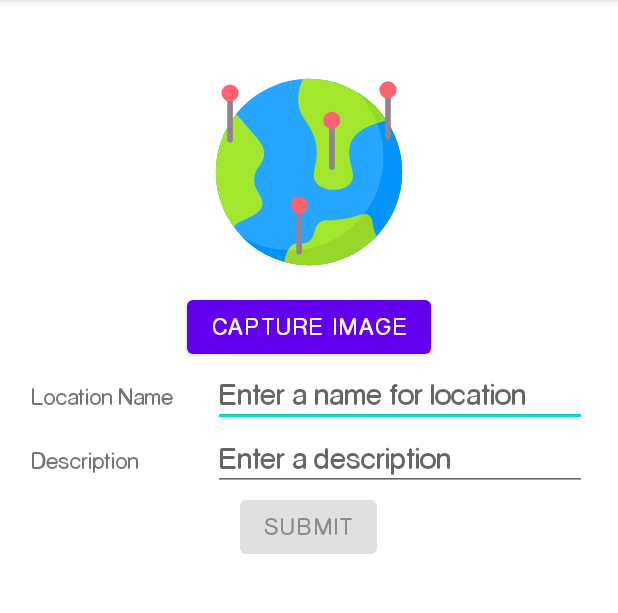
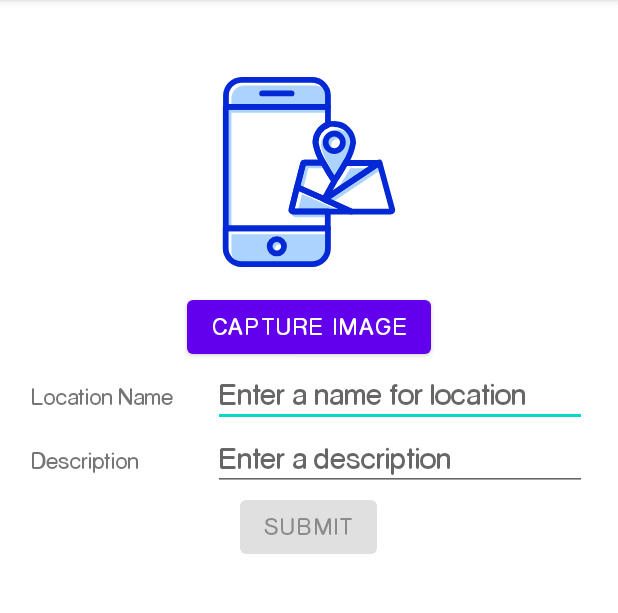
Before and after one commit to exactmark/GeoCached, an Android app: the AddGeoCache screen opened directly, with no data from a screen before it, on a phone screen of 412 x 824 dp, the part 84-697 px from its top. Run offline under Robolectric (Android 15) with nearby library versions, the phone set to English and light mode, and no system bars.

Commit message:
UI improvements

```diff
--- a/GeoCached/app/src/main/java/com/team4/geocached/AddGeoCache.java
+++ b/GeoCached/app/src/main/java/com/team4/geocached/AddGeoCache.java
@@ -108,6 +108,10 @@ public class AddGeoCache extends AppCompatActivity {
 
 
         captureImage.setOnClickListener(v->{
+            takePicture();
+        });
+
+        imageView.setOnClickListener(v->{
             takePicture();
         });
 
--- a/GeoCached/app/src/main/java/com/team4/geocached/SingleLocation.java
+++ b/GeoCached/app/src/main/java/com/team4/geocached/SingleLocation.java
@@ -75,8 +75,10 @@ class MyLocationListener implements LocationListener{
         double x = Math.round(computeDist(current, to) * 100.0) / 100.0;
         if(x>1000){
             directionText.setText(Math.round((x/1000.0) * 100.0) / 100.0+ "km away");
-        }else
-        directionText.setText(x+"m away.");
+        }
+        else
+            directionText.setText(x+"m away.");
+
         directionMarker.setRotation((float)dir_theta);
 
         if(x<50){
--- /dev/null
+++ b/GeoCached/app/src/main/res/drawable/gc_add_location_image.xml
@@ -0,0 +1,64 @@
+<vector android:height="128dp" android:viewportHeight="32"
+    android:viewportWidth="32" android:width="128dp" xmlns:android="http://schemas.android.com/apk/res/android">
+    <path android:fillColor="#acd2fe" android:pathData="M29.62,22.59H23.1l-4.54,-2 9.13,-6.09a0.23,0.23 0,0 1,0.12 0.15l2.07,7.65A0.26,0.26 0,0 1,29.62 22.59zM20.21,17.53h0l-1.65,3 -4.53,-2h0l1,-3.88a0.27,0.27 0,0 1,0.26 -0.2h3.07C19.17,16 20.14,17.43 20.21,17.53z"/>
+    <path android:fillColor="#acd2fe" android:pathData="M17.06,11.11a9.08,9.08 0,0 0,1.26 3.31H15.25a0.27,0.27 0,0 0,-0.26 0.2L14,18.5h0l-0.93,3.75a0.26,0.26 0,0 0,0.25 0.33h5.81V25.4h-17V5.16H19.16v3A3.14,3.14 0,0 0,17.06 11.11zM5.23,31.36A2.16,2.16 0,0 1,3.07 29.2V26.36H19.16V29.2A2.16,2.16 0,0 1,17 31.36z"/>
+    <path android:fillColor="#fff" android:pathData="M3.07,25.4V6.12H19.16V8.31a3.61,3.61 0,0 0,-2.1 3.28,7.15 7.15,0 0,0 1,2.83H15.73A0.74,0.74 0,0 0,15 15l-1.89,7.64a0.71,0.71 0,0 0,0.13 0.63,0.74 0.74,0 0,0 0.59,0.29h5.33V25.4Z"/>
+    <path android:fillColor="#acd2fe" android:pathData="M3.07,5.16V3.75A2.16,2.16 0,0 1,5.23 1.6H17a2.16,2.16 0,0 1,2.16 2.15V5.16Z"/>
+    <path android:fillColor="#acd2fe" android:pathData="M11.12,28.86m-0.72,0a0.72,0.72 0,1 1,1.44 0a0.72,0.72 0,1 1,-1.44 0"/>
+    <path android:fillColor="#acd2fe" android:pathData="M14.11,22.59l0.72,-2.93l4.01,1.81l2.5,1.12l-7.23,0z"/>
+    <path android:fillColor="#fff" android:pathData="M23.68,22.59l-3.65,-1.64l7.92,-5.28l1.87,6.92l-6.14,0z"/>
+    <path android:fillColor="#fff" android:pathData="M15.07,18.71l0.82,-3.33h2.63c0.64,1.16 1.31,2.19 1.61,2.65l-1.3,2.38Z"/>
+    <path android:fillColor="#acd2fe" android:pathData="M21.08,18.29l0.09,-0.08v-0.07c0.17,-0.25 0.94,-1.42 1.69,-2.76h3.79L20.4,19.55Z"/>
+    <path android:fillColor="#acd2fe" android:pathData="M27.9021,14.5417l0.0658,-0.0455l0.5461,0.7895l-0.0658,0.0455z"/>
+    <path android:fillColor="#acd2fe" android:pathData="M20.69,17.13c-0.38,-0.58 -1,-1.51 -1.47,-2.46A7.86,7.86 0,0 1,18 11.59a2.64,2.64 0,0 1,1.78 -2.5,2.43 2.43,0 0,1 0.89,-0.17 2.68,2.68 0,0 1,2.67 2.67,7.79 7.79,0 0,1 -1.21,3.08C21.62,15.65 21.05,16.57 20.69,17.13Z"/>
+    <path android:fillColor="#fff" android:pathData="M20.69,12.5a1,1 0,0 1,-1 -1,1 1,0 0,1 1,-1h0a1,1 0,0 1,0.94 1,0.87 0.87,0 0,1 -0.24,0.63A1,1 0,0 1,20.69 12.5Z"/>
+    <path android:fillColor="#00000000"
+        android:pathData="M19.16,25.4v3.32a2.64,2.64 0,0 1,-2.64 2.64H4.75a2.64,2.64 0,0 1,-2.64 -2.64V25.4Z"
+        android:strokeColor="#0229d5" android:strokeLineCap="round"
+        android:strokeLineJoin="round" android:strokeWidth=".96"/>
+    <path android:fillColor="#00000000"
+        android:pathData="M17.06,11.11a9.08,9.08 0,0 0,1.26 3.31H15.25a0.27,0.27 0,0 0,-0.26 0.2L14,18.5h0l-0.93,3.75a0.26,0.26 0,0 0,0.25 0.33h5.81V25.4h-17V5.16H19.16v3A3.14,3.14 0,0 0,17.06 11.11Z"
+        android:strokeColor="#0229d5" android:strokeLineCap="round"
+        android:strokeLineJoin="round" android:strokeWidth=".96"/>
+    <path android:fillColor="#00000000"
+        android:pathData="M19.16,3.27V5.16h-17V3.27A2.64,2.64 0,0 1,4.75 0.64H16.52A2.64,2.64 0,0 1,19.16 3.27Z"
+        android:strokeColor="#0229d5" android:strokeLineCap="round"
+        android:strokeLineJoin="round" android:strokeWidth=".96"/>
+    <path android:fillColor="#00000000"
+        android:pathData="M8.19,2.9L13.09,2.9"
+        android:strokeColor="#0229d5" android:strokeLineCap="round"
+        android:strokeLineJoin="round" android:strokeWidth=".96"/>
+    <path android:fillColor="#00000000"
+        android:pathData="M23.1,22.59H13.35a0.26,0.26 0,0 1,-0.25 -0.33L14,18.51l4.53,2Z"
+        android:strokeColor="#0229d5" android:strokeLineCap="round"
+        android:strokeLineJoin="round" android:strokeWidth=".96"/>
+    <path android:fillColor="#00000000"
+        android:pathData="M29.62,22.59H23.1l-4.54,-2 9.13,-6.09a0.23,0.23 0,0 1,0.12 0.15l2.07,7.65A0.26,0.26 0,0 1,29.62 22.59Z"
+        android:strokeColor="#0229d5" android:strokeLineCap="round"
+        android:strokeLineJoin="round" android:strokeWidth=".96"/>
+    <path android:fillColor="#00000000"
+        android:pathData="M20.21,17.53h0l-1.65,3 -4.53,-2h0l1,-3.88a0.27,0.27 0,0 1,0.26 -0.2h3.07C19.17,16 20.14,17.43 20.21,17.53Z"
+        android:strokeColor="#0229d5" android:strokeLineCap="round"
+        android:strokeLineJoin="round" android:strokeWidth=".96"/>
+    <path android:fillColor="#00000000"
+        android:pathData="M27.69,14.46l-9.13,6.09 1.65,-3h0s0,0 0,0l0,-0.05c0.2,-0.29 1.07,-1.62 1.85,-3h5.45A0.21,0.21 0,0 1,27.69 14.46Z"
+        android:strokeColor="#0229d5" android:strokeLineCap="round"
+        android:strokeLineJoin="round" android:strokeWidth=".96"/>
+    <path android:fillColor="#00000000"
+        android:pathData="M27.75,14.42L27.69,14.46"
+        android:strokeColor="#0229d5" android:strokeLineCap="round"
+        android:strokeLineJoin="round" android:strokeWidth=".96"/>
+    <path android:fillColor="#00000000"
+        android:pathData="M23.36,11.11a9.08,9.08 0,0 1,-1.26 3.31c-0.78,1.42 -1.65,2.75 -1.85,3l0,0.05s0,0 0,0 -1,-1.55 -1.89,-3.11a9.08,9.08 0,0 1,-1.26 -3.31,3.14 3.14,0 0,1 2.1,-3A3,3 0,0 1,20.21 8,3.16 3.16,0 0,1 23.36,11.11Z"
+        android:strokeColor="#0229d5" android:strokeLineCap="round"
+        android:strokeLineJoin="round" android:strokeWidth=".96"/>
+    <path android:fillColor="#00000000"
+        android:pathData="M21.65,11.06a1.44,1.44 0,1 1,-2.88 0,1.44 1.44,0 0,1 2.88,0Z"
+        android:strokeColor="#0229d5" android:strokeLineCap="round"
+        android:strokeLineJoin="round" android:strokeWidth=".96"/>
+    <path android:fillColor="#fff" android:pathData="M11.04,28.79m-0.72,0a0.72,0.72 0,1 1,1.44 0a0.72,0.72 0,1 1,-1.44 0"/>
+    <path android:fillColor="#00000000"
+        android:pathData="M10.64,28.38m-1.2,0a1.2,1.2 0,1 1,2.4 0a1.2,1.2 0,1 1,-2.4 0"
+        android:strokeColor="#0229d5" android:strokeLineCap="round"
+        android:strokeLineJoin="round" android:strokeWidth=".96"/>
+</vector>
--- a/GeoCached/app/src/main/res/layout/activity_add_geo_cache.xml
+++ b/GeoCached/app/src/main/res/layout/activity_add_geo_cache.xml
@@ -25,7 +25,8 @@
                 android:layout_width="wrap_content"
                 android:layout_height="wrap_content"
                 android:layout_marginTop="35dp"
-                android:background="@drawable/gc_location_list" />
+                android:adjustViewBounds="false"
+                android:background="@drawable/gc_add_location_image" />
 
             <Button
                 android:id="@+id/captureImage"
--- a/GeoCached/app/src/main/res/layout/activity_add_log_entry.xml
+++ b/GeoCached/app/src/main/res/layout/activity_add_log_entry.xml
@@ -11,7 +11,9 @@
         android:layout_width="wrap_content"
         android:layout_height="wrap_content"
         android:layout_marginTop="35dp"
+        android:fontFamily="@font/rocko_flf"
         android:text="Add your log to this location"
+        android:textSize="24sp"
         app:layout_constraintEnd_toEndOf="parent"
         app:layout_constraintStart_toStartOf="parent"
         app:layout_constraintTop_toTopOf="parent" />
@@ -31,6 +33,7 @@
             android:id="@+id/addLogText"
             android:layout_width="match_parent"
             android:layout_height="wrap_content"
+            android:fontFamily="@font/rocko_flf"
             android:hint="Enter your comments here" />
     </com.google.android.material.textfield.TextInputLayout>
 
@@ -39,6 +42,7 @@
         android:layout_width="wrap_content"
         android:layout_height="wrap_content"
         android:layout_marginTop="35dp"
+        android:fontFamily="@font/rocko_flf"
         android:text="Add Log Entry"
         app:layout_constraintEnd_toEndOf="parent"
         app:layout_constraintHorizontal_bias="0.2"
--- a/GeoCached/app/src/main/res/layout/activity_single_location.xml
+++ b/GeoCached/app/src/main/res/layout/activity_single_location.xml
@@ -18,6 +18,14 @@
 <!--            app:srcCompat="@drawable/abc_vector_test"-->
 <!--        />-->
 
+        <TextView
+            android:id="@+id/location_name"
+            android:layout_width="match_parent"
+            android:layout_height="wrap_content"
+            android:paddingTop="25dp"
+            android:paddingBottom="5dp"
+            android:textSize="24sp" />
+
         <ImageView
             android:id="@+id/blurryImage"
             android:layout_width="match_parent"
@@ -30,6 +38,17 @@
             android:layout_marginBottom="15dp"
             android:forceDarkAllowed="false"
             app:srcCompat="@drawable/ic_launcher_foreground" />
+
+        <TextView
+            android:id="@+id/description"
+            android:layout_width="match_parent"
+            android:layout_height="wrap_content"
+            android:paddingTop="10dp"
+            android:textSize="20sp"
+            app:layout_constraintBottom_toBottomOf="parent"
+            app:layout_constraintLeft_toLeftOf="parent"
+            app:layout_constraintRight_toRightOf="parent"
+            app:layout_constraintTop_toTopOf="parent" />
 
         <ImageView
             android:id="@+id/directionMarker"
@@ -54,25 +73,6 @@
             android:textSize="30dp"
             android:textStyle="bold" />
 
-        <TextView
-            android:id="@+id/location_name"
-            android:layout_width="match_parent"
-            android:layout_height="wrap_content"
-            android:paddingTop="25dp"
-            android:paddingBottom="5dp"
-            android:textSize="24sp" />
-
-        <TextView
-            android:id="@+id/description"
-            android:layout_width="match_parent"
-            android:layout_height="wrap_content"
-            android:paddingTop="10dp"
-            android:textSize="20sp"
-            app:layout_constraintBottom_toBottomOf="parent"
-            app:layout_constraintLeft_toLeftOf="parent"
-            app:layout_constraintRight_toRightOf="parent"
-            app:layout_constraintTop_toTopOf="parent" />
-
         <Button
             android:id="@+id/checkinbutton"
             android:layout_width="157dp"
```
